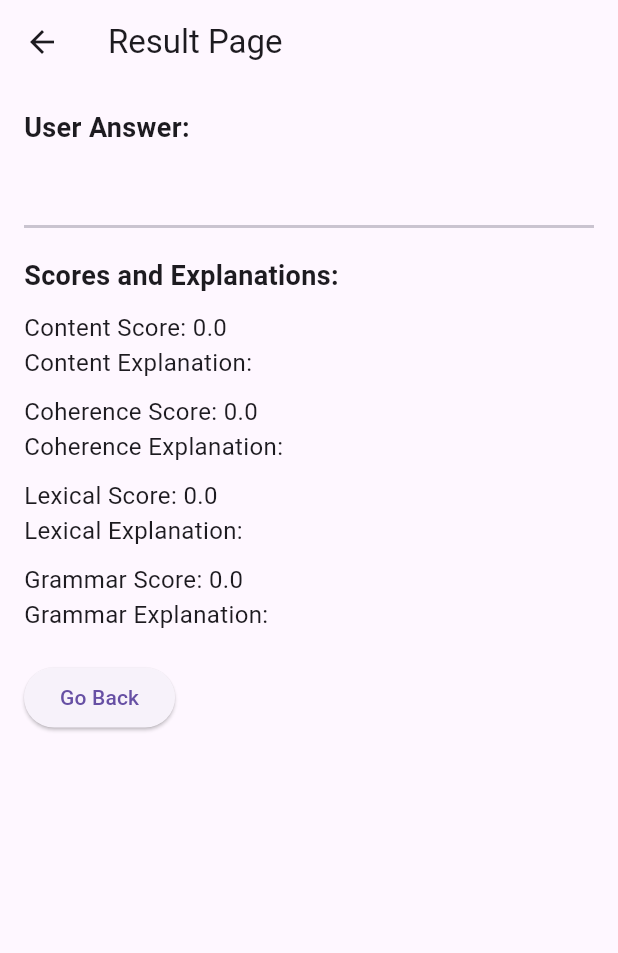
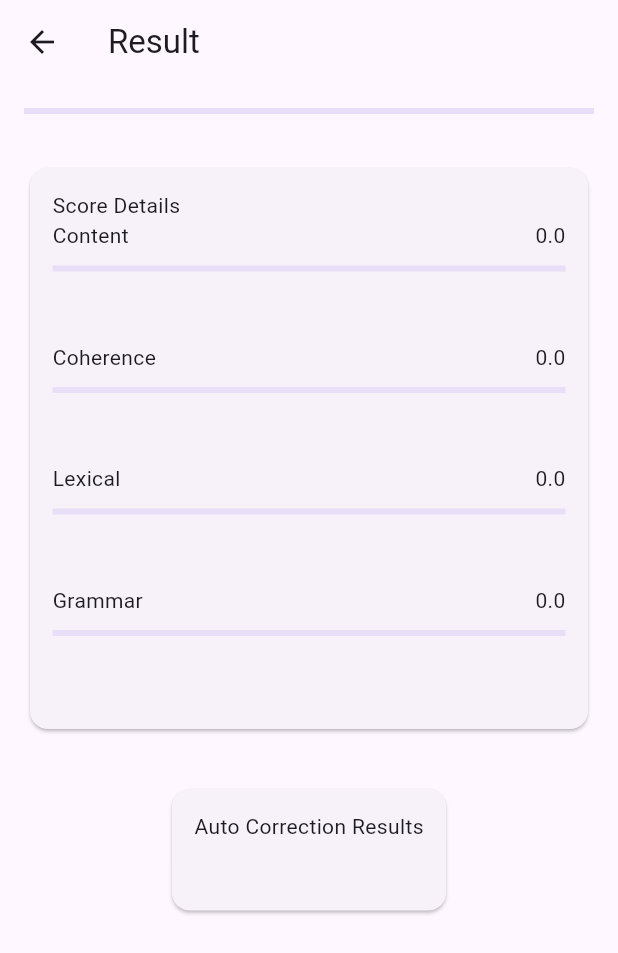
Before and after one commit to Manoutofpower/essay_scorer, a Flutter app: the ResultPage screen opened directly with empty values, on a phone screen of 412 x 824 dp. Shown: the top 953 px of the screen. Run offline on Flutter 3.47's test engine with Material 3 defaults, Android fonts, the phone set to English and light mode, and no system bars; our stand-ins replace dio.

Commit message:
SSSCRRX-51 Basic Result Page

```diff
--- a/lib/Pages/resultpage.dart
+++ b/lib/Pages/resultpage.dart
@@ -1,9 +1,13 @@
 import 'package:flutter/material.dart';
-import 'package:essay_scorer/models/result.dart'; // 确保引入Result类
+import 'package:flutter/gestures.dart';
+
+import '../models/result.dart';
+import 'taskspage.dart';
 
 class ResultPage extends StatelessWidget {
   final Result result;
   final String userText;
+  final ScrollController scrollController = ScrollController();
 
   ResultPage({Key? key, required this.result, required this.userText}) : super(key: key);
 
@@ -11,38 +15,151 @@ class ResultPage extends StatelessWidget {
   Widget build(BuildContext context) {
     return Scaffold(
       appBar: AppBar(
-        title: Text('Result Page'),
+        title: Text('Result'),
+        leading: IconButton(
+          icon: Icon(Icons.arrow_back),
+          onPressed: () => Navigator.pushReplacement(context, MaterialPageRoute(builder: (_) => TasksPage())),
+        ),
       ),
       body: SingleChildScrollView(
-        padding: const EdgeInsets.all(16.0),
         child: Column(
-          crossAxisAlignment: CrossAxisAlignment.start,
-          children: <Widget>[
-            Text('User Answer:', style: TextStyle(fontSize: 18, fontWeight: FontWeight.bold)),
-            SizedBox(height: 10),
-            Text(userText, style: TextStyle(fontSize: 16)),
-            Divider(height: 40, thickness: 2),
-            Text('Scores and Explanations:', style: TextStyle(fontSize: 18, fontWeight: FontWeight.bold)),
-            SizedBox(height: 10),
-            Text('Content Score: ${result.contentScore}', style: TextStyle(fontSize: 16)),
-            Text('Content Explanation: ${result.contentExplain}', style: TextStyle(fontSize: 16)),
-            SizedBox(height: 10),
-            Text('Coherence Score: ${result.coherenceScore}', style: TextStyle(fontSize: 16)),
-            Text('Coherence Explanation: ${result.coherenceExplain}', style: TextStyle(fontSize: 16)),
-            SizedBox(height: 10),
-            Text('Lexical Score: ${result.lexicalScore}', style: TextStyle(fontSize: 16)),
-            Text('Lexical Explanation: ${result.lexicalExplain}', style: TextStyle(fontSize: 16)),
-            SizedBox(height: 10),
-            Text('Grammar Score: ${result.grammarScore}', style: TextStyle(fontSize: 16)),
-            Text('Grammar Explanation: ${result.grammarExplain}', style: TextStyle(fontSize: 16)),
-            SizedBox(height: 20),
-            ElevatedButton(
-              onPressed: () => Navigator.of(context).pop(),
-              child: Text('Go Back'),
+          children: [
+            Padding(
+              padding: const EdgeInsets.all(16.0),
+              child: buildScoreComparisonProgressBar(result),
+            ),
+            Padding(
+              padding: const EdgeInsets.all(16.0),
+              child: _buildScoreCard(),
+            ),
+            Padding(
+              padding: const EdgeInsets.all(16.0),
+              child: _buildCorrectionCard(context),
             ),
           ],
         ),
       ),
     );
   }
+
+  Widget _buildScoreCard() {
+    return Card(
+      child: Padding(
+        padding: const EdgeInsets.all(15.0),
+        child: Column(
+          crossAxisAlignment: CrossAxisAlignment.start,
+          children: [
+            Text('Score Details'),
+            _buildCustomScoreTable(),
+          ],
+        ),
+      ),
+    );
+  }
+
+  Widget _buildCorrectionCard(BuildContext context) {
+    return Card(
+      child: Padding(
+        padding: const EdgeInsets.all(15.0),
+        child: Column(
+          crossAxisAlignment: CrossAxisAlignment.start,
+          children: [
+            Text('Auto Correction Results'),
+            Padding(
+              padding: const EdgeInsets.only(top: 0.0),
+              child: Container(
+                constraints: BoxConstraints(maxHeight: 300),
+                child: Scrollbar(
+                  thumbVisibility: true,
+                  controller: scrollController,
+                  child: SingleChildScrollView(
+                    controller: scrollController,
+                    child: RichText(
+                      text: TextSpan(
+                        style: TextStyle(fontSize: 16, height: 2.0),
+                        children: _highlightErrors(context),
+                      ),
+                    ),
+                  ),
+                ),
+              ),
+            ),
+          ],
+        ),
+      ),
+    );
+  }
+
+  Widget buildScoreComparisonProgressBar(Result result) {
+    double totalScore = (result.contentScore + result.coherenceScore + result.lexicalScore + result.grammarScore) / 4;
+    return LinearProgressIndicator(value: totalScore / 9.0);
+  }
+
+  List<TextSpan> _highlightErrors(BuildContext context) {
+    List<TextSpan> spans = [];
+    String remainingText = userText;
+    int currentPosition = 0;
+
+    for (final correction in result.autoCorrectionResults) {
+      final int start = correction.offset;
+      final int end = correction.offset + correction.length;
+      if (start > currentPosition) {
+        spans.add(TextSpan(text: remainingText.substring(currentPosition, start)));
+      }
+      spans.add(TextSpan(
+        text: remainingText.substring(start, end),
+        style: TextStyle(backgroundColor: Colors.cyanAccent.withOpacity(0.4)),
+        recognizer: TapGestureRecognizer()..onTap = () {
+          showDialog(
+            context: context,
+            builder: (context) => AlertDialog(
+              title: Text('Suggestion'),
+              content: Text(correction.replacements.isNotEmpty ? correction.replacements.first : 'No suggestion'),
+            ),
+          );
+        },
+      ));
+      currentPosition = end;
+    }
+
+    if (currentPosition < remainingText.length) {
+      spans.add(TextSpan(text: remainingText.substring(currentPosition)));
+    }
+
+    return spans;
+  }
+
+  Widget _buildCustomScoreTable() {
+    return Column(
+      crossAxisAlignment: CrossAxisAlignment.start,
+      children: [
+        _buildAspectScoreCard('Content', result.contentScore, result.contentExplain),
+        _buildAspectScoreCard('Coherence', result.coherenceScore, result.coherenceExplain),
+        _buildAspectScoreCard('Lexical', result.lexicalScore, result.lexicalExplain),
+        _buildAspectScoreCard('Grammar', result.grammarScore, result.grammarExplain),
+      ],
+    );
+  }
+
+  Widget _buildAspectScoreCard(String aspect, double score, String explanation) {
+    return Padding(
+      padding: const EdgeInsets.only(bottom: 16.0),
+      child: Column(
+        crossAxisAlignment: CrossAxisAlignment.start,
+        children: [
+          Row(
+            mainAxisAlignment: MainAxisAlignment.spaceBetween,
+            children: [
+              Expanded(child: Text(aspect)),
+              Text(score.toStringAsFixed(1)),
+            ],
+          ),
+          SizedBox(height: 10.0),
+          LinearProgressIndicator(value: score / 9.0),
+          SizedBox(height: 10.0),
+          Text(explanation),
+        ],
+      ),
+    );
+  }
 }
--- a/lib/models/result.dart
+++ b/lib/models/result.dart
@@ -1,12 +1,47 @@
+class AutoCorrectionResult {
+  final String message;
+  final String shortMessage;
+  final List<String> replacements;
+  final String contextText;
+  final int offset;
+  final int length;
+
+  AutoCorrectionResult({
+    required this.message,
+    required this.shortMessage,
+    required this.replacements,
+    required this.contextText,
+    required this.offset,
+    required this.length,
+  });
+
+  factory AutoCorrectionResult.fromJson(Map<String, dynamic> json) {
+    List<String> replacements = (json['replacements'] as List)
+        .map((e) => e['value'] as String)
+        .toList();
+
+    return AutoCorrectionResult(
+      message: json['message'],
+      shortMessage: json['shortMessage'],
+      replacements: replacements,
+      contextText: json['context']['text'],
+      offset: json['offset'],
+      length: json['length'],
+    );
+  }
+}
+
 class Result {
-  final double contentScore;
+  final double contentScore; // 从 int 改为 double
   final String contentExplain;
-  final double coherenceScore;
+  final double coherenceScore; // 从 int 改为 double
   final String coherenceExplain;
-  final double lexicalScore;
+  final double lexicalScore; // 从 int 改为 double
   final String lexicalExplain;
-  final double grammarScore;
+  final double grammarScore; // 从 int 改为 double
   final String grammarExplain;
+  final List<AutoCorrectionResult> autoCorrectionResults;
+
   Result({
     required this.contentScore,
     required this.contentExplain,
@@ -16,18 +51,29 @@ class Result {
     required this.lexicalExplain,
     required this.grammarScore,
     required this.grammarExplain,
+    required this.autoCorrectionResults,
   });
 
   factory Result.fromJson(Map<String, dynamic> json) {
+    List<AutoCorrectionResult> autoCorrections = (json['autoCorrectionResult'] as List)
+        .map((e) => AutoCorrectionResult.fromJson(e))
+        .toList();
+
+    // 修改计算方式以保留小数点
+    double initialGrammarScore = 9 - autoCorrections.length.toDouble();
+    double finalGrammarScore = (initialGrammarScore > 0) ? initialGrammarScore : 0;
+    finalGrammarScore = finalGrammarScore.clamp(0, 9).toDouble() ?? 0.1; // 确保分数在0到9之间，并保持为double类型
+
     return Result(
-      contentScore: (json['content']['score'] as num).toDouble(),
-      contentExplain: json['content']['explain'],
-      coherenceScore: (json['coherence']['score'] as num).toDouble(),
-      coherenceExplain: json['coherence']['explain'],
-      lexicalScore: (json['lexical']['score'] as num).toDouble(),
-      lexicalExplain: json['lexical']['explain'],
-      grammarScore: (json['grammar']['score'] as num).toDouble(),
-      grammarExplain: json['grammar']['explain'],
+      contentScore: (json['content']['score'] as num).toDouble() ?? 0.1,
+      contentExplain: json['content']['explain'] ?? '',
+      coherenceScore: (json['coherence']['score'] as num).toDouble() ?? 0.1,
+      coherenceExplain: json['coherence']['explain'] ?? '',
+      lexicalScore: (json['lexical']['score'] as num).toDouble() ?? 0.1,
+      lexicalExplain: json['lexical']['explain'] ?? '',
+      grammarScore: finalGrammarScore,
+      grammarExplain: json['grammar']['explain'] ?? '',
+      autoCorrectionResults: autoCorrections,
     );
   }
 }
```
